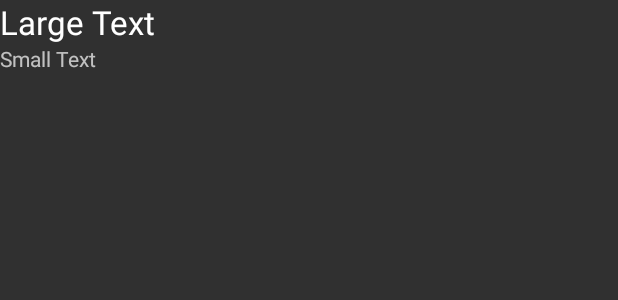
After one commit to cesarquadros/AppComanda, an Android app: the layout produtos.xml on its own in the app's theme, with its tools: preview values and no code run, on a phone screen of 412 x 824 dp. The commit adds this screen. Shown: the top 300 px of the screen. Run offline under Robolectric (Android 15) with nearby library versions, the phone set to English and light mode, and no system bars.

Commit message:
Atualizacao do projeto

```diff
--- a/app/src/main/AndroidManifest.xml
+++ b/app/src/main/AndroidManifest.xml
@@ -34,7 +34,7 @@
             android:value="@integer/google_play_services_version" />
 
         <activity
-            android:name=".fragments.ItensComanda"
+            android:name=".fragments.ProdutosComandaActivity"
             android:label="@string/title_activity_itens_comanda"
             android:theme="@style/Theme.MyTheme"></activity>
     </application>
--- a/app/src/main/java/br/com/thiengo/tcmaterialdesign/MainActivity.java
+++ b/app/src/main/java/br/com/thiengo/tcmaterialdesign/MainActivity.java
@@ -64,7 +64,6 @@ public class MainActivity extends ActionBarActivity {
                                 FragmentTransaction ft = getSupportFragmentManager().beginTransaction();
                                 ft.replace(R.id.rl_fragment_container, frag, "mainFrag");
                                 ft.commit();
-
                         }else{
                             Toast.makeText(getApplicationContext(),"Erro ao abrir a comanda", Toast.LENGTH_SHORT).show();
                         }
--- a/app/src/main/java/br/com/thiengo/tcmaterialdesign/fragments/ComandaFragment.java
+++ b/app/src/main/java/br/com/thiengo/tcmaterialdesign/fragments/ComandaFragment.java
@@ -58,7 +58,7 @@ public class ComandaFragment extends Fragment implements RecyclerViewOnClickList
     public void onClickListener(View view, int position) {
         Toast.makeText(getActivity(), mList.get(position).getNome() + " " + mList.get(position).getCodComanda(), Toast.LENGTH_SHORT).show();
         mList.get(position).getNome();
-        Intent intent = new Intent(getActivity(), ItensComanda.class);
+        Intent intent = new Intent(getActivity(), ProdutosComandaActivity.class);
         startActivity(intent);
     }
 
--- /dev/null
+++ b/app/src/main/res/layout/produtos.xml
@@ -0,0 +1,26 @@
+<?xml version="1.0" encoding="utf-8"?>
+<RelativeLayout xmlns:android="http://schemas.android.com/apk/res/android"
+    android:orientation="vertical" android:layout_width="match_parent"
+    android:layout_height="match_parent">
+
+    <TextView
+        android:layout_width="wrap_content"
+        android:layout_height="wrap_content"
+        android:textAppearance="?android:attr/textAppearanceLarge"
+        android:text="Large Text"
+        android:id="@+id/txtDescricao"
+        android:layout_alignParentLeft="true"
+        android:layout_marginLeft="0dp"
+        android:layout_alignParentTop="true"
+        android:layout_marginTop="0dp" />
+
+    <TextView
+        android:layout_width="wrap_content"
+        android:layout_height="wrap_content"
+        android:textAppearance="?android:attr/textAppearanceSmall"
+        android:text="Small Text"
+        android:id="@+id/txtPreco"
+        android:layout_below="@+id/txtDescricao"
+        android:layout_alignParentLeft="true"
+        android:layout_alignParentStart="true" />
+</RelativeLayout>
--- a/app/src/main/res/menu/menu_itens_comanda.xml
+++ b/app/src/main/res/menu/menu_itens_comanda.xml
@@ -1,7 +1,7 @@
 <menu xmlns:android="http://schemas.android.com/apk/res/android"
     xmlns:app="http://schemas.android.com/apk/res-auto"
     xmlns:tools="http://schemas.android.com/tools"
-    tools:context=".fragments.ItensComanda">
+    tools:context=".fragments.ProdutosComandaActivity">
     <item
         android:id="@+id/action_settings"
         android:orderInCategory="100"
```
Also changed, not shown: app/src/main/java/br/com/thiengo/tcmaterialdesign/ProdutosDAO.java (added, +43 -0 lines), app/src/main/java/br/com/thiengo/tcmaterialdesign/adapters/ProdutoAdapter.java (added, +41 -0 lines), app/src/main/java/br/com/thiengo/tcmaterialdesign/domain/Produtos.java (added, +49 -0 lines), app/src/main/java/br/com/thiengo/tcmaterialdesign/fragments/ItensComanda.java (deleted, +0 -156 lines), app/src/main/java/br/com/thiengo/tcmaterialdesign/fragments/ProdutosComandaActivity.java (added, +250 -0 lines), app/src/main/res/layout/fragment_produtos_comanda.xml (renamed from app/src/main/res/layout/fragment_itens_comanda.xml, +10 -1 lines), app/src/main/res/layout/activity_produtos_comanda.xml (renamed from app/src/main/res/layout/activity_itens_comanda.xml), 2 other files.
